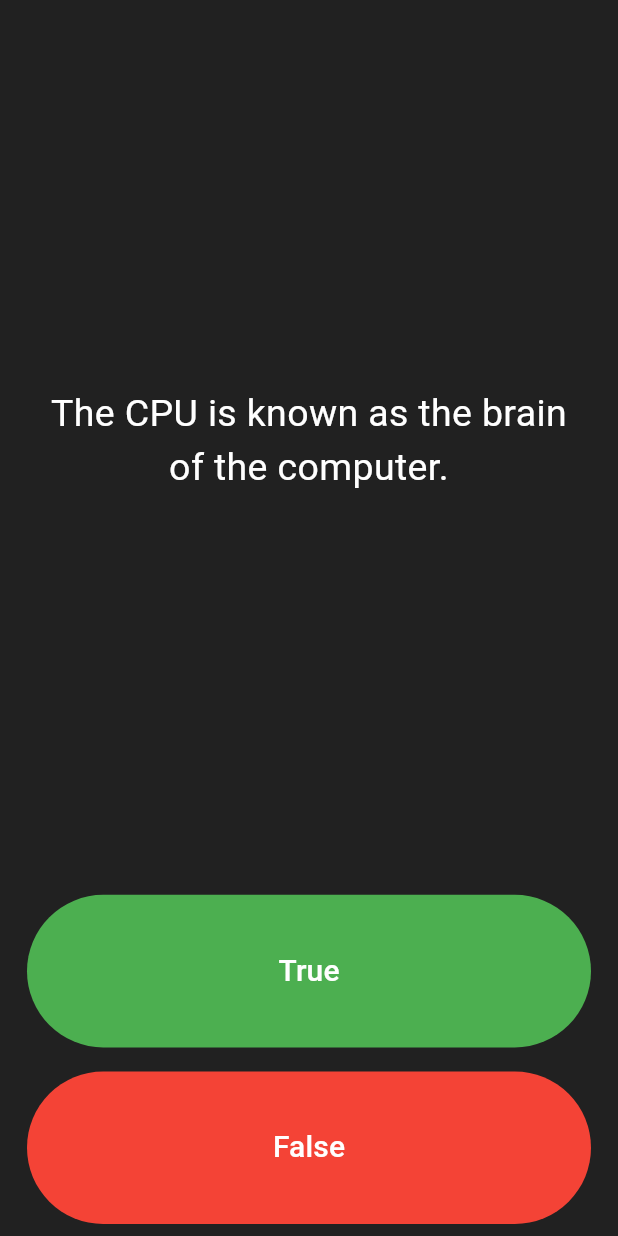
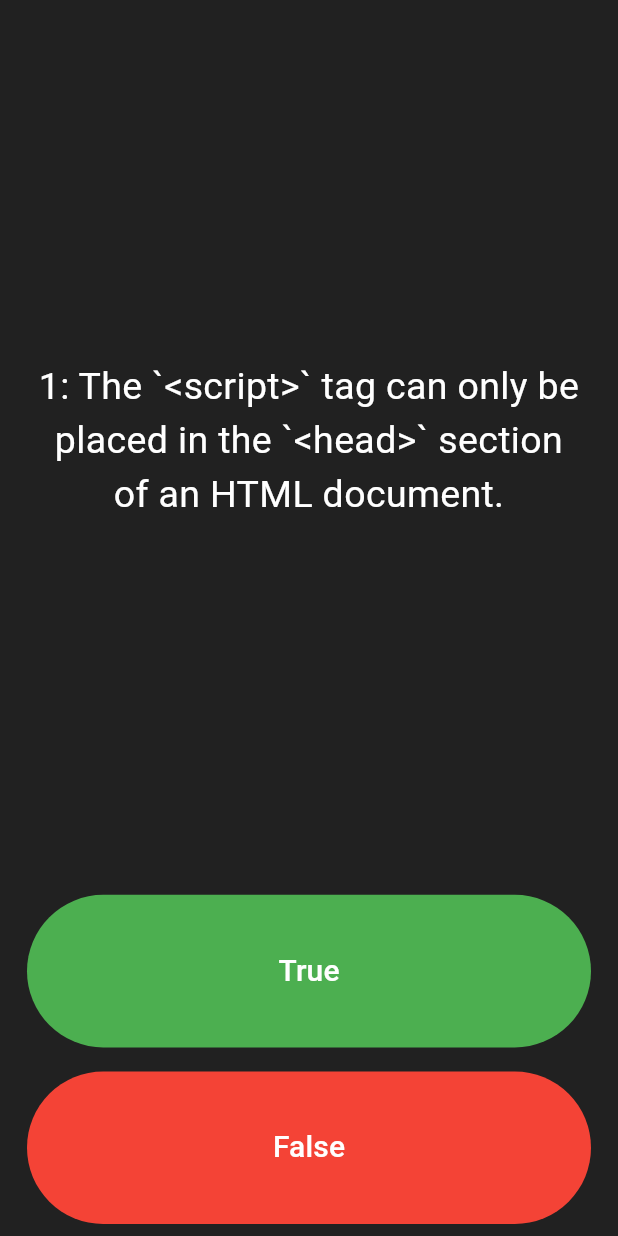
Before and after one commit to Amal-AM4/Quizzy, a Flutter app: the screen it shows after launch, on a phone screen of 412 x 824 dp. Run offline on Flutter 3.47's test engine with Material 3 defaults, Android fonts, the phone set to English and light mode, and no system bars; missing offline and left inert: dart:ffi.

Commit message:
question, answers and testing

```diff
--- a/lib/main.dart
+++ b/lib/main.dart
@@ -1,3 +1,5 @@
+import 'dart:ffi';
+
 import 'package:flutter/material.dart';
 
 void main() {
@@ -37,6 +39,34 @@ class _QuizPageState extends State<QuizPage> {
     // Icon(Icons.clear, color: Colors.red),
   ];
 
+  List<String> questions = [
+    'The `<script>` tag can only be placed in the `<head>` section of an HTML document.',
+    'JavaScript can be used to change the content of an HTML element.',
+    'JavaScript can be used to change the CSS styles of an HTML element.',
+    'To use an external JavaScript file, you use the `<link>` tag.',
+    'The `onclick` attribute in HTML is an example of an event handler.',
+    'JavaScript is case-sensitive.',
+    'Semicolons are always required at the end of every JavaScript statement.',
+    'HTML5 introduced new APIs that can be accessed with JavaScript, like `localStorage`.',
+    '`document.write()` is the recommended way to add content to a webpage after it has loaded.',
+    '`innerHTML` and `innerText` are interchangeable and always produce the same output.',
+  ];
+
+  List<bool> answers = [
+    false,
+    true,
+    true,
+    false,
+    true,
+    true,
+    false,
+    true,
+    false,
+    false,
+  ];
+
+  int questionNumber = 0;
+
   @override
   Widget build(BuildContext context) {
     return Column(
@@ -49,7 +79,7 @@ class _QuizPageState extends State<QuizPage> {
             padding: const EdgeInsets.all(15.0),
             child: Center(
               child: Text(
-                'The CPU is known as the brain of the computer.',
+                '${questionNumber + 1}: ${questions[questionNumber]}',
                 textAlign: TextAlign.center,
                 style: TextStyle(color: Colors.white, fontSize: 25.0),
               ),
@@ -61,8 +91,16 @@ class _QuizPageState extends State<QuizPage> {
             padding: const EdgeInsets.all(8.0),
             child: TextButton(
               onPressed: () {
+                bool correctAnswer = answers[questionNumber];
+
+                if (correctAnswer == true) {
+                  print('right');
+                } else {
+                  print('wrong');
+                }
+
                 setState(() {
-                  scoreKeeper.add(Icon(Icons.done, color: Colors.green));
+                  questionNumber++;
                 });
               },
               style: TextButton.styleFrom(backgroundColor: Colors.green),
@@ -77,7 +115,11 @@ class _QuizPageState extends State<QuizPage> {
           child: Padding(
             padding: const EdgeInsets.all(8.0),
             child: TextButton(
-              onPressed: () {},
+              onPressed: () {
+                setState(() {
+                  questionNumber++;
+                });
+              },
               style: TextButton.styleFrom(backgroundColor: Colors.red),
               child: Text(
                 'False',
```
Also changed, not shown: 1 other file.
